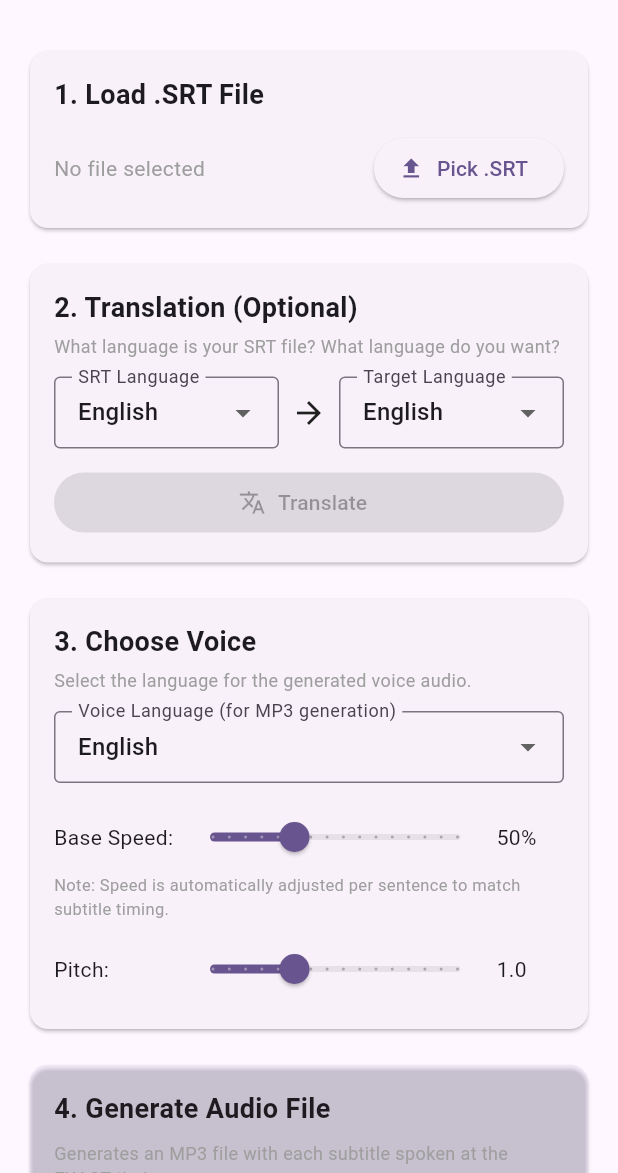
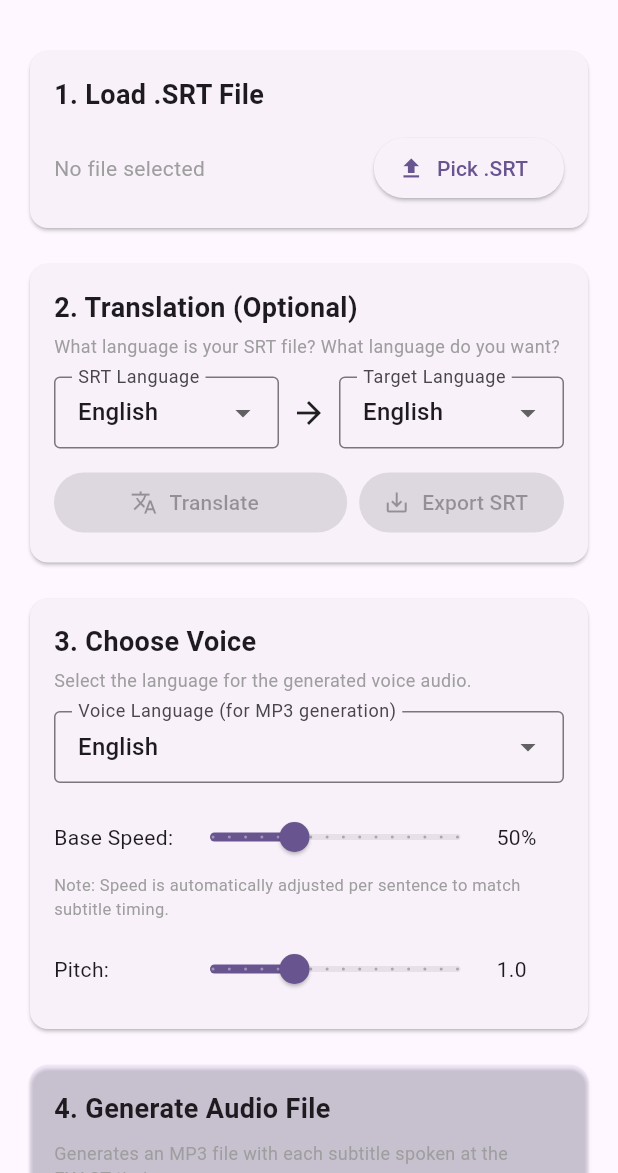
Before and after one commit to giangnam0201/SRTVoice, a Flutter app: the screen it shows after launch, on a phone screen of 412 x 824 dp, the part 63-1236 px from its top. Run offline on Flutter 3.47's test engine with Material 3 defaults, Android fonts, the phone set to English and light mode, and no system bars; our stand-ins replace file_picker, flutter_tts, web; missing offline and left inert: dart:js_interop.

Commit message:
feat: Increase parallel to 10 threads, add Export Translated SRT button
- Translation: 10 parallel requests (was 5)
- Audio generation: 10 parallel downloads (was 5)
- New Export SRT button saves translated subtitle file
- Works on web (triggers download) and native (saves to Downloads)

```diff
--- a/lib/screens/home_screen.dart
+++ b/lib/screens/home_screen.dart
@@ -8,6 +8,7 @@ import '../services/srt_parser.dart';
 import '../services/translation_service.dart';
 import '../services/tts_service.dart';
 import '../services/audio_export_service.dart';
+import '../services/srt_export_helper.dart';
 
 class HomeScreen extends StatefulWidget {
   const HomeScreen({super.key});
@@ -121,6 +122,13 @@ class _HomeScreenState extends State<HomeScreen> {
     } finally {
       if (mounted) setState(() => _isTranslating = false);
     }
+  }
+
+  Future<void> _exportTranslatedSrt() async {
+    if (_subtitles.isEmpty) return;
+    final srtContent = SrtParser.toSrt(_subtitles);
+    final result = await SrtExportHelper.export(srtContent);
+    if (mounted) setState(() => _statusMessage = result);
   }
 
   Future<void> _generateAudio() async {
@@ -260,10 +268,18 @@ class _HomeScreenState extends State<HomeScreen> {
           onChanged: (v) { if (v != null) setState(() => _targetLanguage = v); })),
       ]),
       const SizedBox(height: 12),
-      SizedBox(width: double.infinity, child: ElevatedButton.icon(
-        onPressed: (_isTranslating || _subtitles.isEmpty) ? null : _translateSubtitles,
-        icon: _isTranslating ? const SizedBox(width: 16, height: 16, child: CircularProgressIndicator(strokeWidth: 2)) : const Icon(Icons.translate),
-        label: Text(_isTranslating ? 'Translating...' : 'Translate'))),
+      Row(children: [
+        Expanded(child: ElevatedButton.icon(
+          onPressed: (_isTranslating || _subtitles.isEmpty) ? null : _translateSubtitles,
+          icon: _isTranslating ? const SizedBox(width: 16, height: 16, child: CircularProgressIndicator(strokeWidth: 2)) : const Icon(Icons.translate),
+          label: Text(_isTranslating ? 'Translating...' : 'Translate'))),
+        const SizedBox(width: 8),
+        ElevatedButton.icon(
+          onPressed: (_subtitles.isEmpty || !_subtitles.any((e) => e.translatedText != null)) ? null : _exportTranslatedSrt,
+          icon: const Icon(Icons.save_alt),
+          label: const Text('Export SRT'),
+        ),
+      ]),
     ])));
   }
 
--- a/lib/services/audio_export_native.dart
+++ b/lib/services/audio_export_native.dart
@@ -21,8 +21,8 @@ Future<void> generatePlatformAudio(
 
   onProgress?.call(0, entries.length, 'Downloading audio (parallel)...');
 
-  // Download audio in PARALLEL BATCHES of 5 for speed
-  const batchSize = 5;
+  // Download audio in PARALLEL BATCHES of 10 for speed
+  const batchSize = 10;
   final segments = <int, Uint8List>{};
   int completed = 0;
 
--- a/lib/services/audio_export_web.dart
+++ b/lib/services/audio_export_web.dart
@@ -19,8 +19,8 @@ Future<void> generatePlatformAudio(
 
   onProgress?.call(0, entries.length, 'Downloading audio (parallel)...');
 
-  // Download in parallel batches of 5
-  const batchSize = 5;
+  // Download in parallel batches of 10
+  const batchSize = 10;
   final segments = <int, Uint8List>{};
   int completed = 0;
 
--- /dev/null
+++ b/lib/services/srt_export_helper.dart
@@ -0,0 +1,9 @@
+import 'srt_export_stub.dart'
+    if (dart.library.js_interop) 'srt_export_web.dart'
+    if (dart.library.io) 'srt_export_native.dart';
+
+class SrtExportHelper {
+  static Future<String> export(String srtContent) async {
+    return await exportSrt(srtContent);
+  }
+}
--- /dev/null
+++ b/lib/services/srt_export_stub.dart
@@ -0,0 +1,3 @@
+Future<String> exportSrt(String srtContent) async {
+  return 'Platform not supported';
+}
--- a/lib/services/translation_service.dart
+++ b/lib/services/translation_service.dart
@@ -39,7 +39,7 @@ class TranslationService {
     String targetLanguage, {
     Function(int current, int total)? onProgress,
   }) async {
-    const batchSize = 5; // 5 parallel requests at a time
+    const batchSize = 10; // 10 parallel requests at a time
     int completed = 0;
 
     for (int batchStart = 0; batchStart < entries.length; batchStart += batchSize) {
```
Also changed, not shown: lib/services/srt_export_native.dart (added, +21 -0 lines), lib/services/srt_export_web.dart (added, +24 -0 lines), lib/services/srt_parser.dart (+12 -0 lines).
